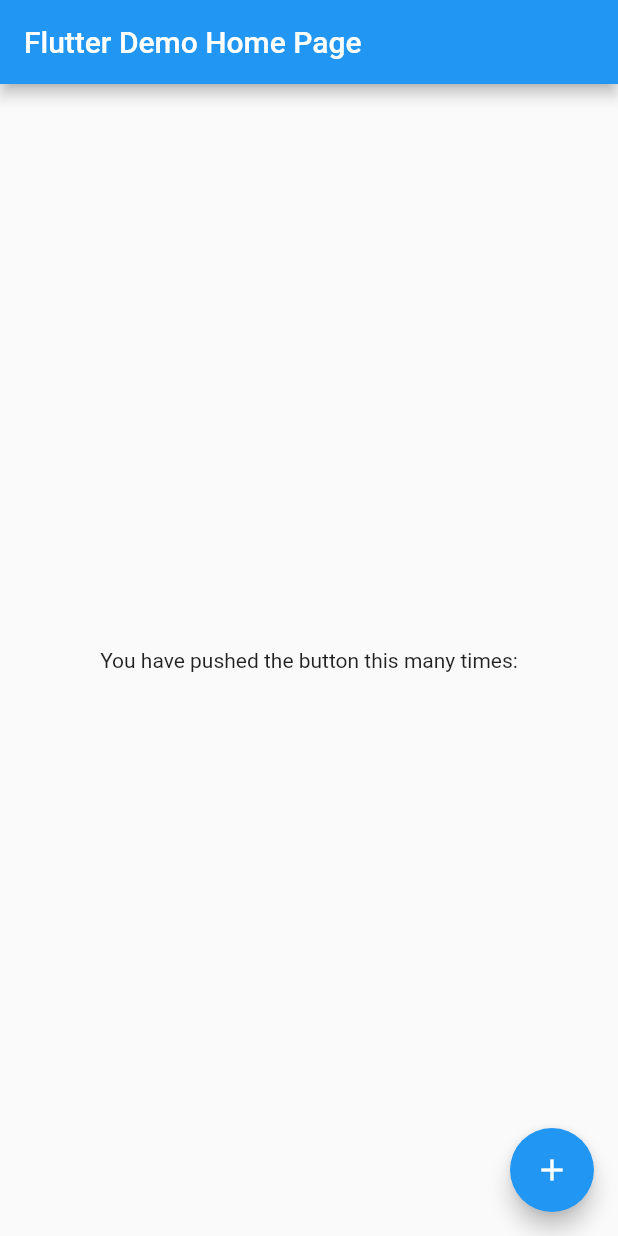
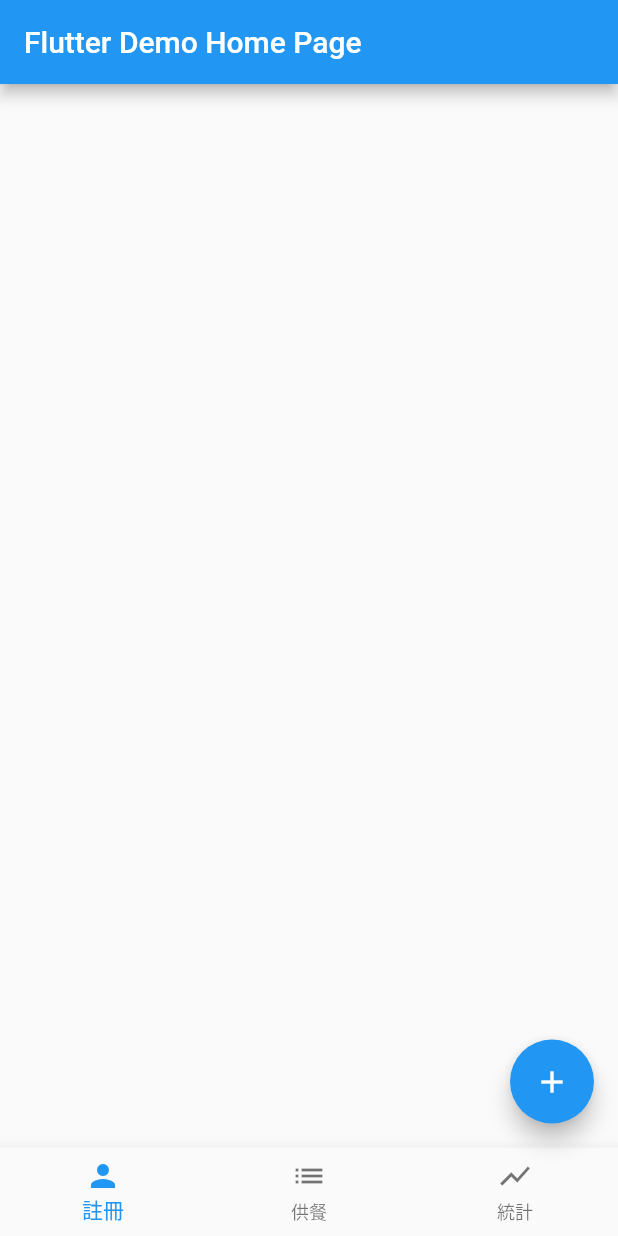
Before and after one commit to LarryHsiao/user_meals, a Flutter app: the screen it shows after launch, after a tap on the "add" icon, on a phone screen of 412 x 824 dp. Run offline on Flutter 3.47's test engine with Material 2 defaults, Android fonts, the phone set to English and light mode, and no system bars.

Commit message:
Skeleton of navigations.

```diff
--- a/lib/landing_page.dart
+++ b/lib/landing_page.dart
@@ -1,5 +1,8 @@
 import 'package:flutter/material.dart';
 import 'package:flutter/widgets.dart';
+import 'package:user_meals/chart_page.dart';
+import 'package:user_meals/meal_page.dart';
+import 'package:user_meals/person_page.dart';
 
 class LandingPage extends StatefulWidget {
   const LandingPage({Key? key, required this.title}) : super(key: key);
@@ -11,10 +14,26 @@ class LandingPage extends StatefulWidget {
 }
 
 class _LandingPageState extends State<LandingPage> {
+  static const int INDEX_PAGE_USER = 0;
+  static const int INDEX_PAGE_MEAL = 1;
+  static const int INDEX_PAGE_CHART = 2;
+
+  var _currentPageIndex = INDEX_PAGE_USER;
 
   void _incrementCounter() {
-    setState(() {
-    });
+    setState(() {});
+  }
+
+  Widget _pageWidget() {
+    switch (_currentPageIndex) {
+      case INDEX_PAGE_MEAL:
+        return const MealPageWidget();
+      case INDEX_PAGE_CHART:
+        return const ChartPageWidget();
+      default:
+        /* case INDEX_PAGE_USER */
+        return const PersonPageWidget();
+    }
   }
 
   @override
@@ -24,14 +43,26 @@ class _LandingPageState extends State<LandingPage> {
         title: Text(widget.title),
       ),
       body: Center(
-        child: Column(
-          mainAxisAlignment: MainAxisAlignment.center,
-          children: const <Widget>[
-            Text(
-              'You have pushed the button this many times:',
-            ),
-          ],
-        ),
+        child: _pageWidget(),
+      ),
+      bottomNavigationBar: BottomNavigationBar(
+        items: const <BottomNavigationBarItem>[
+          BottomNavigationBarItem(
+            icon: Icon(Icons.person),
+            label: '註冊',
+          ),
+          BottomNavigationBarItem(
+            icon: Icon(Icons.list),
+            label: "供餐",
+          ),
+          BottomNavigationBarItem(icon: Icon(Icons.show_chart), label: "統計")
+        ],
+        currentIndex: _currentPageIndex,
+        onTap: (idx) {
+          setState(() {
+            _currentPageIndex = idx;
+          });
+        },
       ),
       floatingActionButton: FloatingActionButton(
         onPressed: _incrementCounter,
--- /dev/null
+++ b/lib/person_page.dart
@@ -0,0 +1,15 @@
+import 'package:flutter/material.dart';
+
+class PersonPageWidget extends StatefulWidget {
+  const PersonPageWidget({Key? key}) : super(key: key);
+
+  @override
+  State createState() => _PersonPageWidgetState();
+}
+
+class _PersonPageWidgetState extends State<PersonPageWidget> {
+  @override
+  Widget build(BuildContext context) {
+    return Scaffold();
+  }
+}
```
Also changed, not shown: lib/chart_page.dart (added, +15 -0 lines), lib/meal_page.dart (added, +15 -0 lines), 1 other file.
